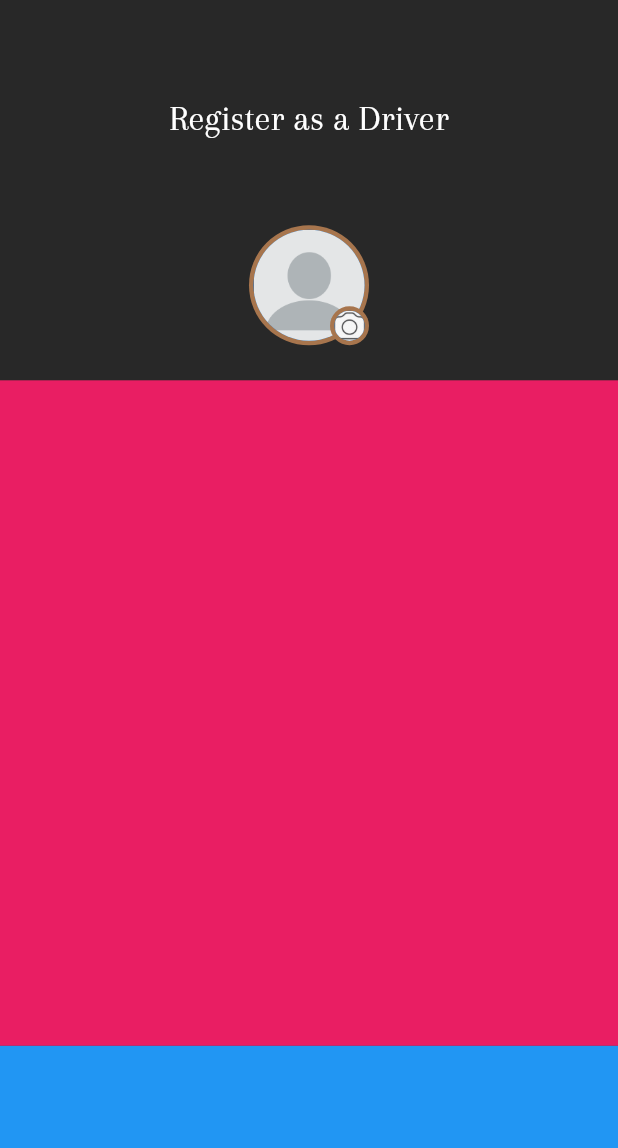
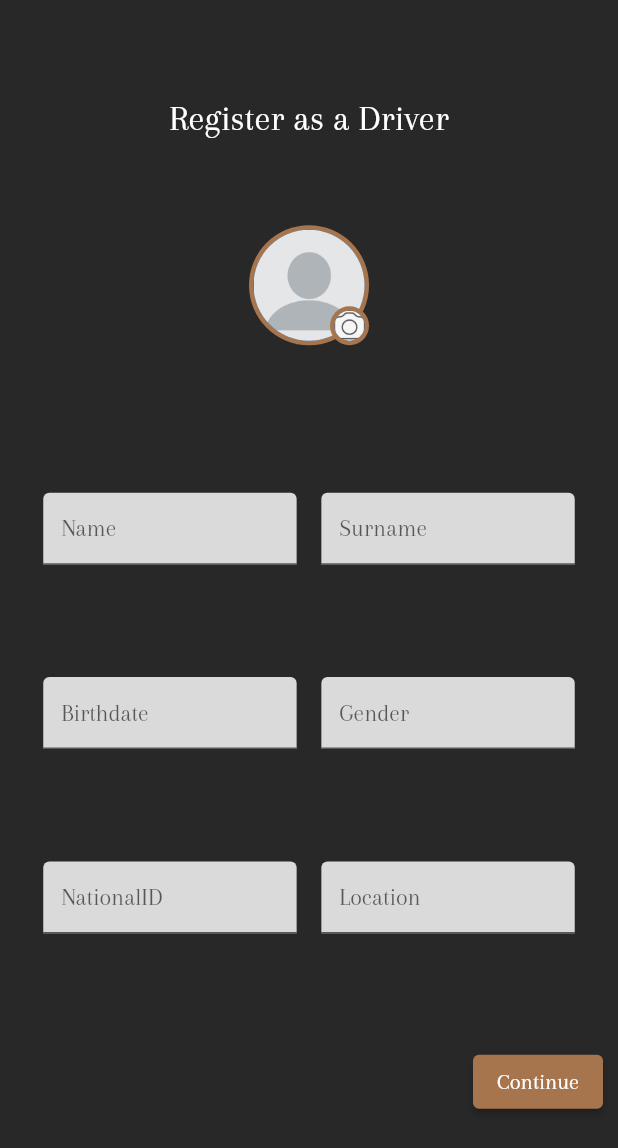
Before and after one commit to toastwareDevelopers/rent-car-with-driver-app, a Flutter app: the screen it shows after launch, on a phone screen of 412 x 824 dp. Shown: the top 1148 px of the screen. Run offline on Flutter 3.47's test engine with Material 2 defaults, Android fonts, the phone set to English and light mode, and no system bars.

Commit message:
text inputs maded

```diff
--- a/lib/main.dart
+++ b/lib/main.dart
@@ -21,16 +21,36 @@ class RentVanApp extends StatelessWidget {
           appBarTheme: const AppBarTheme(
             backgroundColor: Color.fromARGB(255, 40, 40, 40),
           ),
-        buttonTheme: const ButtonThemeData(),
+          elevatedButtonTheme: const ElevatedButtonThemeData(
+            style: ButtonStyle(
+              backgroundColor: MaterialStatePropertyAll(
+                Color.fromARGB(255, 167, 117, 77),
+              ),
+              textStyle: MaterialStatePropertyAll(
+                TextStyle(fontSize: 15, fontFamily: 'Arapey'),
+              ),
+            ),
+          ),
           textTheme: const TextTheme(
             headlineMedium: TextStyle(
               color: Colors.white,
               fontSize: 24,
             ),
           ),
+          inputDecorationTheme: const InputDecorationTheme(
+            filled: true,
+            fillColor: Color.fromARGB(255, 218, 218, 218),
+            focusedBorder: UnderlineInputBorder(
+              borderSide: BorderSide(
+                  color: Color.fromARGB(255, 167, 117, 77), width: 7.0),
+              borderRadius: BorderRadius.all(Radius.circular(5)),
+            ),
+          ),
+          textSelectionTheme: const TextSelectionThemeData(
+            cursorColor: Color.fromARGB(255, 167, 117, 77),
+          ),
           primaryColor: const Color.fromARGB(255, 40, 40, 40),
-        highlightColor: const Color.fromARGB(255, 167, 117, 77)
-      ),
+          highlightColor: const Color.fromARGB(255, 167, 117, 77)),
       initialRoute: "/registerDriver",
       routes: {
         '/': (context) => const LoginScreen(),
--- /dev/null
+++ b/lib/services/auth.dart
@@ -0,0 +1,6 @@
+import 'package:http/http.dart' as http;
+
+class AuthService {
+  static void login() async {
+  }
+}
--- a/lib/views/loginRegister/register_driver.dart
+++ b/lib/views/loginRegister/register_driver.dart
@@ -41,7 +41,7 @@ class _RegisterDriverScreenState extends State<RegisterDriverScreen> {
                       radius: 40,
                       child: CircleAvatar(
                         backgroundImage:
-                          AssetImage(AssetPaths.blankProfilePhotoPath),
+                            AssetImage(AssetPaths.blankProfilePhotoPath),
                         radius: 37.0,
                       ),
                     ),
@@ -49,9 +49,8 @@ class _RegisterDriverScreenState extends State<RegisterDriverScreen> {
                       backgroundColor: Theme.of(context).highlightColor,
                       radius: 13,
                       child: CircleAvatar(
-
                         backgroundImage:
-                          AssetImage(AssetPaths.uploadPhotoIconPath),
+                            AssetImage(AssetPaths.uploadPhotoIconPath),
                         radius: 10.0,
                       ),
                     ),
@@ -64,14 +63,83 @@ class _RegisterDriverScreenState extends State<RegisterDriverScreen> {
           Expanded(
             flex: 7,
             child: Container(
-              color: Colors.pink,
+              padding: EdgeInsets.only(
+                  left: phoneWidth * 0.07, right: phoneWidth * 0.07),
+              child: Column(
+                mainAxisAlignment: MainAxisAlignment.spaceEvenly,
+                children: [
+                  //Name - Surname
+                  Row(
+                    children: [
+                      //Name
+                      const Expanded(
+                        flex: 1,
+                        child: TextField(
+                          decoration: InputDecoration(hintText: "Name"),
+                        ),
+                      ),
+                      SizedBox(
+                        width: phoneWidth * 0.04,
+                      ),
+                      //Surname
+                      const Expanded(
+                        flex: 1,
+                        child: TextField(
+                          decoration: InputDecoration(hintText: "Surname"),
+                        ),
+                      ),
+                    ],
+                  ),
+                  //Birthdate - Gender
+                  Row(
+                    children: [
+                      //Birthdate
+                      const Expanded(
+                        flex: 1,
+                        child: TextField(decoration: InputDecoration(hintText: "Birthdate"),),
+                      ),
+                      SizedBox(
+                        width: phoneWidth * 0.04,
+                      ),
+                      //Gender
+                      const Expanded(
+                        flex: 1,
+                        child: TextField(decoration: InputDecoration(hintText: "Gender"),),
+                      ),
+                    ],
+                  ),
+                  //NationalID - Location
+                  Row(
+                    children: [
+                      //NationalID
+                      const Expanded(
+                        flex: 1,
+                        child: TextField(decoration: InputDecoration(hintText: "NationalID"),),
+                      ),
+                      SizedBox(
+                        width: phoneWidth * 0.04,
+                      ),
+                      //Location
+                      const Expanded(
+                        flex: 1,
+                        child: TextField(decoration: InputDecoration(hintText: "Location"),),
+                      ),
+                    ],
+                  ),
+                ],
+              ),
             ),
           ),
           //Continue butonu alanı
           Expanded(
             flex: 2,
             child: Container(
-              color: Colors.blue,
+              alignment: Alignment.topRight,
+              padding: const EdgeInsets.only(right: 10),
+              child: ElevatedButton(
+                child: const Text("Continue"),
+                onPressed: () {},
+              ),
             ),
           ),
         ],
```
Lines whose indentation alone changed are shown as unchanged.
